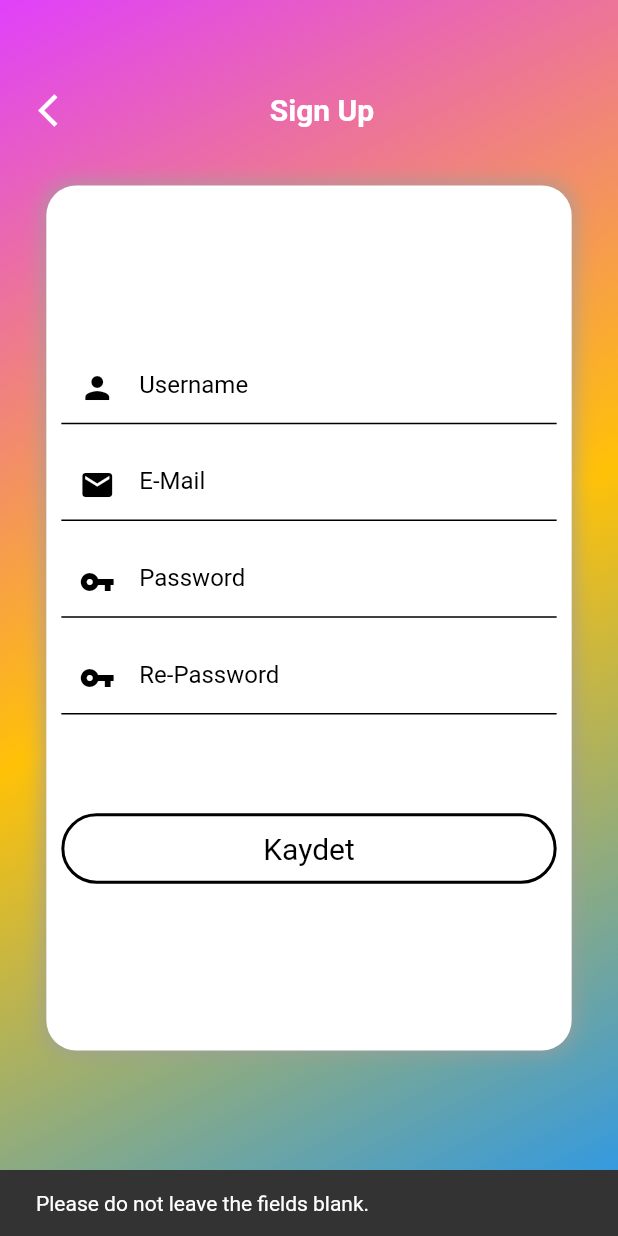
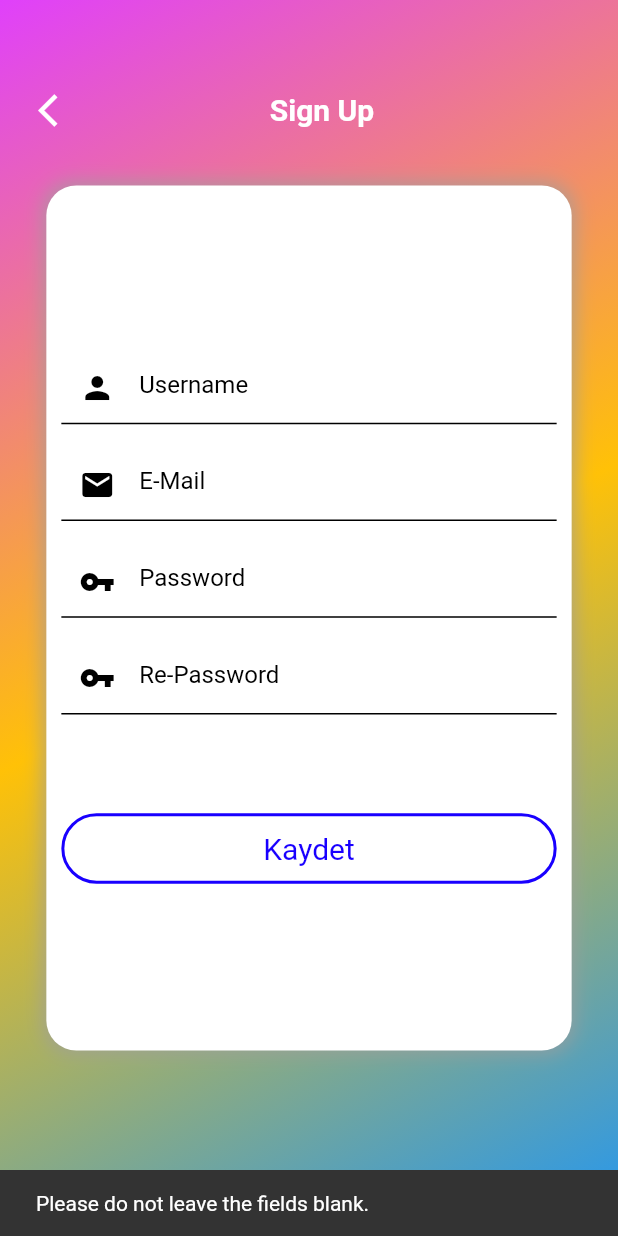
Before and after one commit to bedirhanayydin/Flutter-Application, a Flutter app: the SignUpScreen screen opened directly, after a tap on "Kaydet", on a phone screen of 412 x 824 dp. Run offline on Flutter 3.47's test engine with Material 2 defaults, Android fonts, the phone set to English and light mode, and no system bars; our stand-ins replace cloud_firestore, firebase_auth, firebase_core, font_awesome_flutter; accounts and stored records are empty.

Commit message:
added changes

```diff
--- a/lib/pages/login_screen.dart
+++ b/lib/pages/login_screen.dart
@@ -130,8 +130,8 @@ class _LoginScreenState extends State<LoginScreen> {
                         ),
                       )
                     : _authService
-                        .signIn(_emailController.text,
-                            _passwordController.text.toString())
+                        .signIn(_emailController.text.trim(),
+                            _passwordController.text.toString().trim())
                         .then(
                         (value) {
                           return Navigator.push(
--- a/lib/pages/signup_screen.dart
+++ b/lib/pages/signup_screen.dart
@@ -18,7 +18,7 @@ class _SignUpScreenState extends State<SignUpScreen> {
   final TextEditingController _passwordController = TextEditingController();
   final TextEditingController _rePasswordController = TextEditingController();
 
-  AuthService _authService = AuthService();
+  final AuthService _authService = AuthService();
 
   @override
   Widget build(BuildContext context) {
@@ -203,9 +203,11 @@ class _SignUpScreenState extends State<SignUpScreen> {
                                   )
                                 : _authService
                                     .createPerson(
-                                        _usernameController.text,
-                                        _emailController.text,
-                                        _passwordController.text.toString())
+                                        _usernameController.text.trim(),
+                                        _emailController.text.trim(),
+                                        _passwordController.text
+                                            .toString()
+                                            .trim())
                                     .then(
                                     (value) {
                                       return Navigator.push(
@@ -221,7 +223,7 @@ class _SignUpScreenState extends State<SignUpScreen> {
                             padding: EdgeInsets.symmetric(vertical: 5),
                             decoration: BoxDecoration(
                                 border: Border.all(
-                                    color: Color.fromARGB(255, 0, 0, 0),
+                                    color: Color.fromARGB(255, 25, 0, 255),
                                     width: 2),
                                 //color: colorPrimaryShade,
                                 borderRadius:
@@ -232,7 +234,7 @@ class _SignUpScreenState extends State<SignUpScreen> {
                                   child: Text(
                                 "Kaydet",
                                 style: TextStyle(
-                                  color: Color.fromARGB(255, 0, 0, 0),
+                                  color: Color.fromARGB(255, 25, 0, 255),
                                   fontSize: 20,
                                 ),
                               )),
```
Also changed, not shown: lib/pages/feed_screen.dart (+6 -2 lines).
